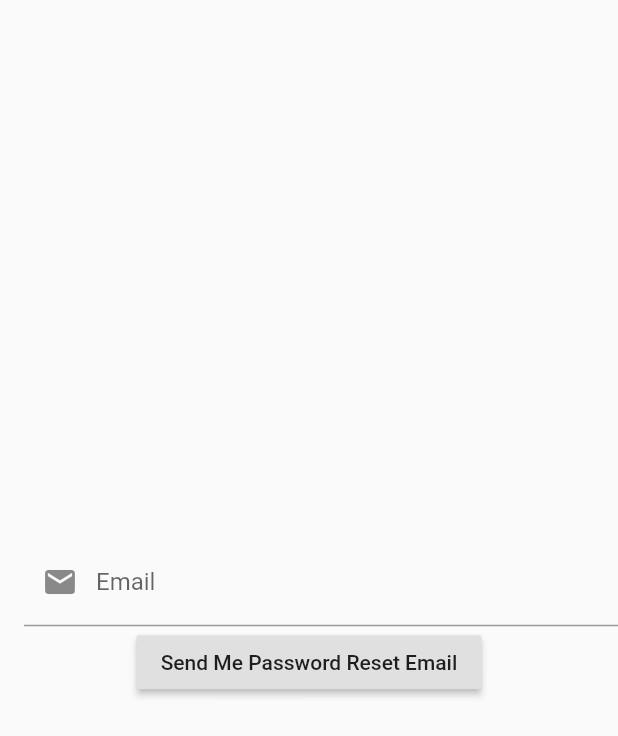
After one commit to MMHossaini/Flutter-Demo, a Flutter app: the ForgotPasswordPage screen opened by its route, on a phone screen of 412 x 824 dp. The commit adds this screen. Shown: the top 736 px of the screen. Run offline on Flutter 3.47's test engine with Material 2 defaults, Android fonts, the phone set to English and light mode, and no system bars; our stand-ins replace cloud_firestore, firebase_auth, flushbar, google_maps_flutter; accounts and stored records are empty; network calls fail.

Commit message:
Password reset, Rename app to flutter demo

```diff
--- /dev/null
+++ b/lib/forgot-password.dart
@@ -0,0 +1,103 @@
+import 'package:firebase_auth/firebase_auth.dart';
+import 'package:flutter/material.dart';
+import 'package:flutter/services.dart';
+import 'package:flushbar/flushbar.dart';
+
+class ForgotPasswordPage extends StatefulWidget {
+  ForgotPasswordPage({Key key}) : super(key: key);
+
+  @override
+  ForgotPasswordPageState createState() => ForgotPasswordPageState();
+}
+
+class ForgotPasswordPageState extends State<ForgotPasswordPage> {
+  final GlobalKey<FormState> emailForm = GlobalKey<FormState>();
+  String _email;
+  bool _showLoading = false;
+  @override
+  Widget build(BuildContext context) {
+    // show progress if user is authentication
+    if (_showLoading) {
+      return Scaffold(
+          body: Center(
+        child: CircularProgressIndicator(),
+      ));
+    }
+
+    // show login plage
+    return Scaffold(
+        body: Center(
+      child: SingleChildScrollView(
+        child: Form(
+          key: emailForm,
+          child: Column(
+            children: <Widget>[
+              Padding(
+                padding: EdgeInsets.only(left: 16.0),
+                child: TextFormField(
+                  decoration: InputDecoration(
+                      labelText: 'Email', prefixIcon: Icon(Icons.email)),
+                  onSaved: (value) => _email = value,
+                  keyboardType: TextInputType.emailAddress,
+                ),
+              ),
+              RaisedButton(
+                child: Text("Send Me Password Reset Email"),
+                onPressed: () async {
+                  if (emailForm.currentState.validate()) {
+                    try {
+                      emailForm.currentState.save();
+                      setState(() {
+                        _showLoading = true;
+                      });
+                      await FirebaseAuth.instance
+                          .sendPasswordResetEmail(email: _email);
+
+                      Flushbar(
+                              title: "Email sent",
+                              message:
+                                  "Check your email for password reset instructions",
+                              duration: Duration(seconds: 3))
+                          .show(context);
+                      setState(() {
+                        _showLoading = false;
+                      });
+                    } on PlatformException catch (e) {
+                      switch (e.code) {
+                        case 'ERROR_INVALID_EMAIL ':
+                          Flushbar(
+                                  title: "Invalid email",
+                                  message:
+                                      "Computer says that dont like an email address to me",
+                                  duration: Duration(seconds: 3))
+                              .show(context);
+                          break;
+
+                        case 'ERROR_USER_NOT_FOUND ':
+                          Flushbar(
+                                  title: "Not Registered",
+                                  message:
+                                      "That email address is not registered with us brah",
+                                  duration: Duration(seconds: 3))
+                              .show(context);
+                          break;
+
+                        default:
+                          Flushbar(
+                                  title: "Something else",
+                                  message:
+                                      "Something else went wrong and ye aint event know it",
+                                  duration: Duration(seconds: 3))
+                              .show(context);
+                      }
+                    }
+                  }
+                },
+              ),
+            ],
+          ),
+        ),
+      ),
+    ));
+  }
+}
--- a/lib/login.dart
+++ b/lib/login.dart
@@ -129,6 +129,12 @@ class LoginPageState extends State<LoginPage> {
                 onPressed: () {
                   Navigator.pushNamed(context, "/register");
                 },
+              ),
+              FlatButton(
+                child: Text("Forgot your password"),
+                onPressed: () {
+                  Navigator.pushNamed(context, "/forgot-password");
+                },
               )
             ],
           ),
--- a/lib/main.dart
+++ b/lib/main.dart
@@ -7,6 +7,7 @@ import 'login.dart';
 import 'register.dart';
 import 'splashscreen.dart';
 import 'userRepository.dart';
+import 'forgot-password.dart';
 
 void main() => runApp(App());
 
@@ -15,7 +16,7 @@ class App extends StatelessWidget {
   @override
   Widget build(BuildContext context) {
     return MaterialApp(
-        title: 'Maz Market',
+        title: 'Flutter Demo',
         theme: ThemeData(
           primarySwatch: Colors.blue,
         ),
@@ -24,6 +25,7 @@ class App extends StatelessWidget {
         routes: <String, WidgetBuilder>{
           '/login': (BuildContext context) => LoginPage(),
           '/register': (BuildContext context) => RegisterPage(),
+          '/forgot-password': (BuildContext context) => ForgotPasswordPage(),
         });
   }
 }
```
Also changed, not shown: 1 other file.
